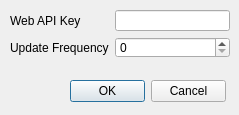
Before: the Qt Designer form ui/Ui_Configuration.ui in rgooler/steam_achievement_stats_watcher, drawn with Qt 5.
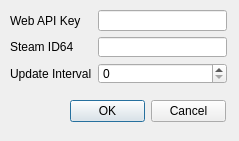
After: the same form once the commit is applied. Icons and pictures are not drawn.

Commit message: Bootstrapping windows

Diff of the .ui file:
```diff
--- a/ui/Ui_Configuration.ui
+++ b/ui/Ui_Configuration.ui
@@ -7,9 +7,21 @@
     <x>0</x>
     <y>0</y>
     <width>239</width>
-    <height>115</height>
+    <height>141</height>
    </rect>
   </property>
+  <property name="minimumSize">
+   <size>
+    <width>239</width>
+    <height>141</height>
+   </size>
+  </property>
+  <property name="maximumSize">
+   <size>
+    <width>239</width>
+    <height>141</height>
+   </size>
+  </property>
   <property name="windowTitle">
    <string>Configuration</string>
   </property>
@@ -22,8 +34,8 @@
     <rect>
      <x>10</x>
      <y>10</y>
-     <width>220</width>
-     <height>48</height>
+     <width>217</width>
+     <height>74</height>
     </rect>
    </property>
    <layout class="QFormLayout" name="formLayout">
@@ -40,18 +52,28 @@
     <item row="0" column="1">
      <widget class="QLineEdit" name="ApiKey"/>
     </item>
-    <item row="1" column="0">
+    <item row="2" column="1">
+     <widget class="QSpinBox" name="UpdateFrequency"/>
+    </item>
+    <item row="2" column="0">
      <widget class="QLabel" name="UpdateFrequencyLabel">
       <property name="toolTip">
        <string>&lt;html&gt;&lt;head/&gt;&lt;body&gt;&lt;p&gt;This value is how many seconds the app will wait between API calls to update steam stats. Too fast may result in temporary API Blocking.&lt;/p&gt;&lt;/body&gt;&lt;/html&gt;</string>
       </property>
       <property name="text">
-       <string>Update Frequency</string>
+       <string>Update Interval</string>
+      </property>
+     </widget>
+    </item>
+    <item row="1" column="0">
+     <widget class="QLabel" name="SteamID64Label">
+      <property name="text">
+       <string>Steam ID64</string>
       </property>
      </widget>
     </item>
     <item row="1" column="1">
-     <widget class="QSpinBox" name="UpdateFrequency"/>
+     <widget class="QLineEdit" name="SteamID64"/>
     </item>
    </layout>
   </widget>
@@ -59,7 +81,7 @@
    <property name="geometry">
     <rect>
      <x>70</x>
-     <y>80</y>
+     <y>100</y>
      <width>156</width>
      <height>23</height>
     </rect>
```
The commit also changes 6 other files.
